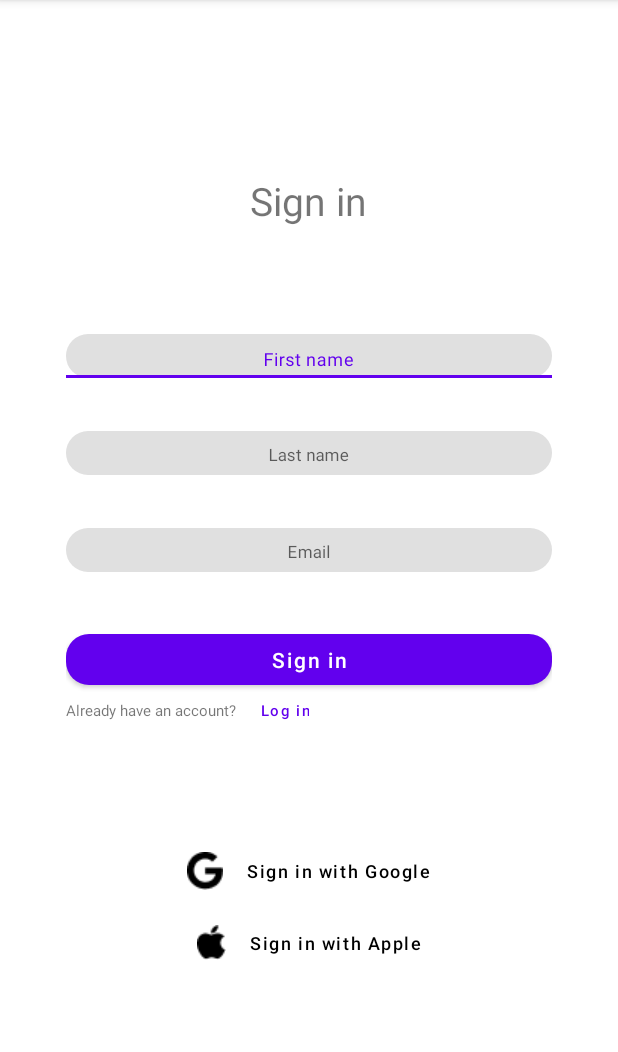
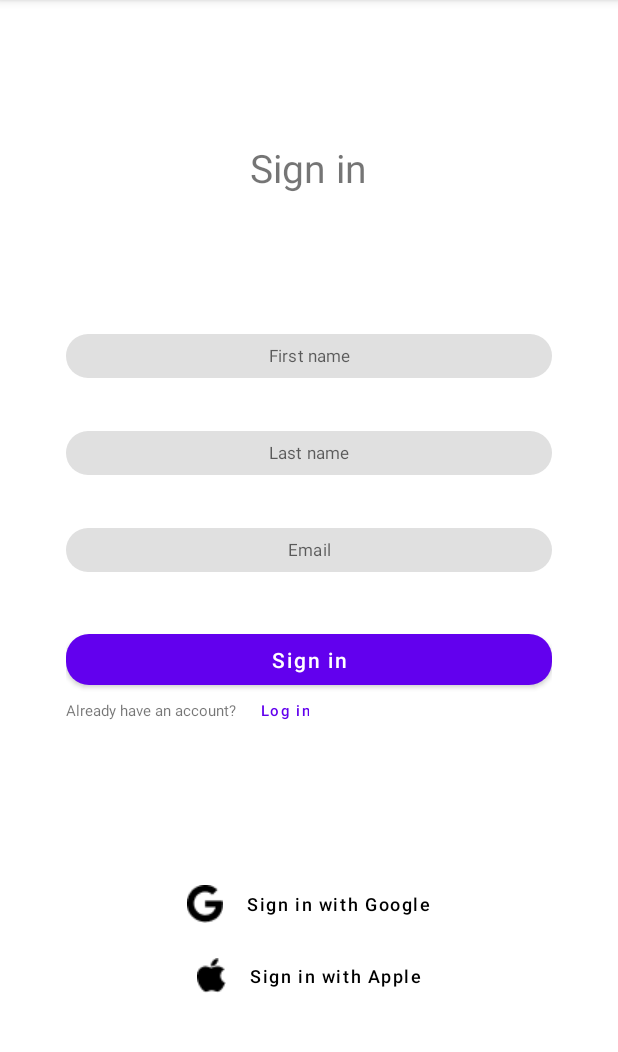
Before and after one commit to bearded-ant/AdhiPradanaTest, an Android app: the screen it shows after launch (MainActivity), on a phone screen of 412 x 824 dp, the part 84-1136 px from its top. Run offline under Robolectric (Android 15) with nearby library versions, the phone set to English and light mode, and no system bars.

Commit message:
sign in fragment style fixes, added string values

```diff
--- a/app/build.gradle
+++ b/app/build.gradle
@@ -9,7 +9,7 @@ android {
 
     defaultConfig {
         applicationId "com.example.adhipradanatest"
-        minSdk 27
+        minSdk 25
         targetSdk 32
         versionCode 1
         versionName "1.0"
--- a/app/src/main/res/layout/fragment_signin.xml
+++ b/app/src/main/res/layout/fragment_signin.xml
@@ -5,7 +5,7 @@
     android:layout_width="match_parent"
     android:layout_height="match_parent"
     android:orientation="vertical"
-    android:padding="44dp"
+    android:paddingHorizontal="@dimen/layout_horizontal_padding"
     tools:context=".MainActivity">
 
     <androidx.appcompat.widget.LinearLayoutCompat
@@ -24,7 +24,7 @@
             android:layout_height="wrap_content"
             android:text="@string/sign_in"
             android:textFontWeight="600"
-            android:textSize="26sp" />
+            android:textSize="@dimen/header_text_size" />
 
     </androidx.appcompat.widget.LinearLayoutCompat>
 
@@ -39,39 +39,37 @@
         app:layout_constraintStart_toStartOf="parent"
         app:layout_constraintTop_toBottomOf="@+id/fr_sign_in_top_block">
 
-        <com.google.android.material.textfield.TextInputLayout
-            style="@style/MyInputTextLayout"
-            android:hint="@string/first_name_hint">
+        <com.google.android.material.textfield.TextInputLayout style="@style/MyInputTextLayout">
 
             <com.google.android.material.textfield.TextInputEditText
                 android:id="@+id/fr_sign_in_first_name_et"
-                style="@style/MyEditText" />
+                style="@style/MyEditText"
+                android:hint="@string/first_name_hint" />
         </com.google.android.material.textfield.TextInputLayout>
 
-        <com.google.android.material.textfield.TextInputLayout
-            style="@style/MyInputTextLayout"
-            android:hint="@string/last_name_hint">
+        <com.google.android.material.textfield.TextInputLayout style="@style/MyInputTextLayout">
 
             <com.google.android.material.textfield.TextInputEditText
                 android:id="@+id/fr_sign_in_last_name_et"
-                style="@style/MyEditText" />
+                style="@style/MyEditText"
+                android:hint="@string/last_name_hint" />
         </com.google.android.material.textfield.TextInputLayout>
 
-        <com.google.android.material.textfield.TextInputLayout
-            style="@style/MyInputTextLayout"
-            android:hint="@string/email_hint">
+        <com.google.android.material.textfield.TextInputLayout style="@style/MyInputTextLayout">
 
             <com.google.android.material.textfield.TextInputEditText
                 android:id="@+id/fr_sign_in_email_et"
-                style="@style/MyEditText" />
+                style="@style/MyEditText"
+                android:hint="@string/email_hint"
+                android:inputType="textEmailAddress" />
 
         </com.google.android.material.textfield.TextInputLayout>
 
         <Button
             android:id="@+id/fr_sign_in_first_name_btn"
-            style="@style/SmallButton"
+            style="@style/MyBigButton"
             android:text="@string/sign_in"
-            app:shapeAppearanceOverlay="@style/SmallButton.Cut" />
+            app:shapeAppearanceOverlay="@style/MyCorner.Cut" />
 
         <androidx.appcompat.widget.LinearLayoutCompat
             android:layout_width="match_parent"
--- a/app/src/main/res/values/dimens.xml
+++ b/app/src/main/res/values/dimens.xml
@@ -6,4 +6,9 @@
     <dimen name="log_in_margin_size">35dp</dimen>
     <dimen name="log_in_with_button_text_size">12sp</dimen>
     <dimen name="log_in_custom_icon_pudding_size">16dp</dimen>
+    <dimen name="my_corner_cut">15dp</dimen>
+    <dimen name="big_button_height">46dp</dimen>
+    <dimen name="layout_horizontal_padding">44dp</dimen>
+    <dimen name="header_text_size">26sp</dimen>
+
 </resources>
--- a/app/src/main/res/values/themes.xml
+++ b/app/src/main/res/values/themes.xml
@@ -1,4 +1,4 @@
-<resources xmlns:tools="http://schemas.android.com/tools">
+<resources>
     <!-- Base application theme. -->
 
     <!--<style name="Theme.AdhiPradanaTest" parent="Theme.AppCompat.Light">-->
@@ -16,31 +16,46 @@
         <!-- Customize your theme here. -->
     </style>
 
-    <style name="SmallButton" parent="">
+    <style name="MyBigButton" parent="">
         <item name="textAllCaps">false</item>
         <item name="android:layout_width">match_parent</item>
-        <item name="android:layout_height">46dp</item>
+        <item name="android:layout_height">@dimen/big_button_height</item>
 
     </style>
 
-    <style name="SmallButton.Cut" parent="SmallButton">
+    <style name="MyCorner.Cut" parent="">
         <item name="cornerFamily">rounded</item>
-        <item name="cornerSize">15dp</item>
+        <item name="cornerSize">@dimen/my_corner_cut</item>
     </style>
 
-    <style name="MyInputTextLayout" parent="Widget.MaterialComponents.TextInputLayout.FilledBox">
+    <style name="MyInputTextLayout" parent="Widget.MaterialComponents.TextInputLayout.OutlinedBox.Dense">
         <item name="android:layout_width">match_parent</item>
         <item name="android:layout_height">@dimen/log_in_edit_text_size</item>
+
+        <item name="boxBackgroundMode">filled</item>
+        <item name="boxBackgroundColor">@color/mtrl_filled_background_color</item>
+
         <item name="boxStrokeWidth">@dimen/null_dp</item>
-        <item name="shapeAppearanceOverlay">@style/SmallButton.Cut</item>
+        <item name="boxStrokeWidthFocused">@dimen/null_dp</item>
+        <item name="hintEnabled">false</item>
+
+        <item name="shapeAppearanceOverlay">@style/MyCorner.Cut</item>
         <item name="android:layout_marginBottom">@dimen/log_in_margin_size</item>
     </style>
 
     <style name="MyEditText" parent="">
         <item name="android:layout_width">match_parent</item>
-        <item name="android:layout_height">wrap_content</item>
-        <item name="android:gravity">center_horizontal</item>
+        <item name="android:layout_height">@dimen/log_in_edit_text_size</item>
+        <item name="android:gravity">center</item>
+<!--        <item name="android:gravity">center_horizontal</item>-->
+
         <item name="android:textSize">11sp</item>
+        <item name="android:minHeight">@dimen/null_dp</item>
+        <item name="android:minWidth">@dimen/null_dp</item>
+        <item name="android:insetTop">@dimen/null_dp</item>
+        <item name="android:insetBottom">@dimen/null_dp</item>
+        <item name="android:paddingTop">@dimen/null_dp</item>
+        <item name="android:paddingBottom">@dimen/null_dp</item>
     </style>
 
     <style name="MyTextButton" parent="Widget.MaterialComponents.Button.TextButton.Dialog">
```
